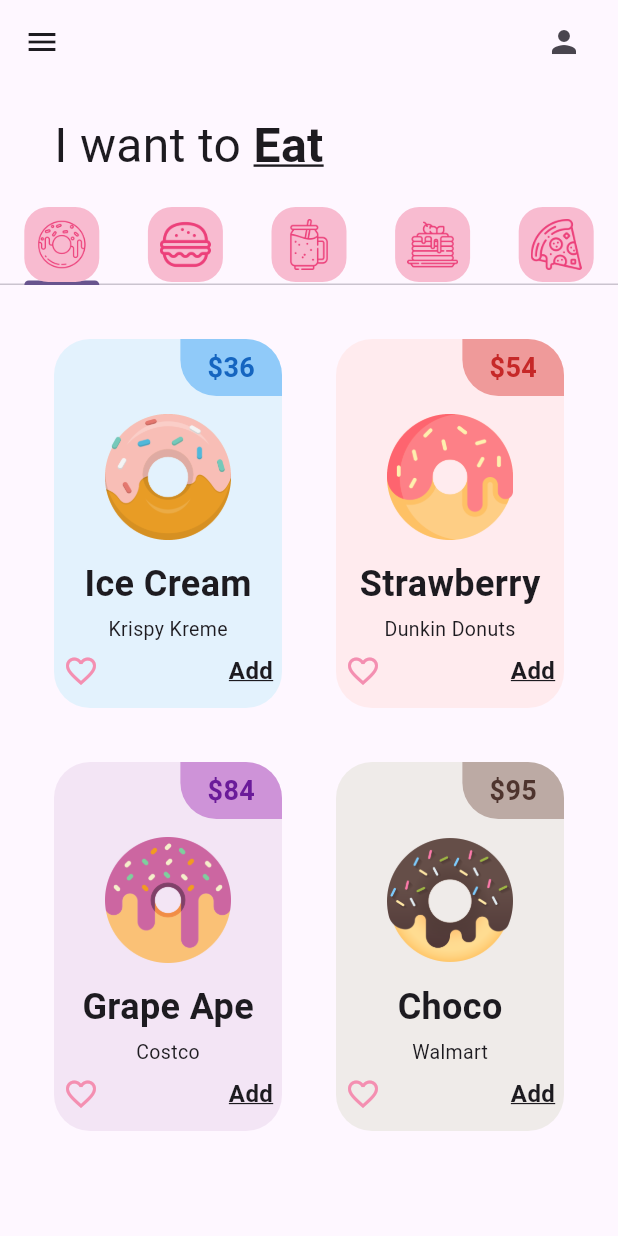
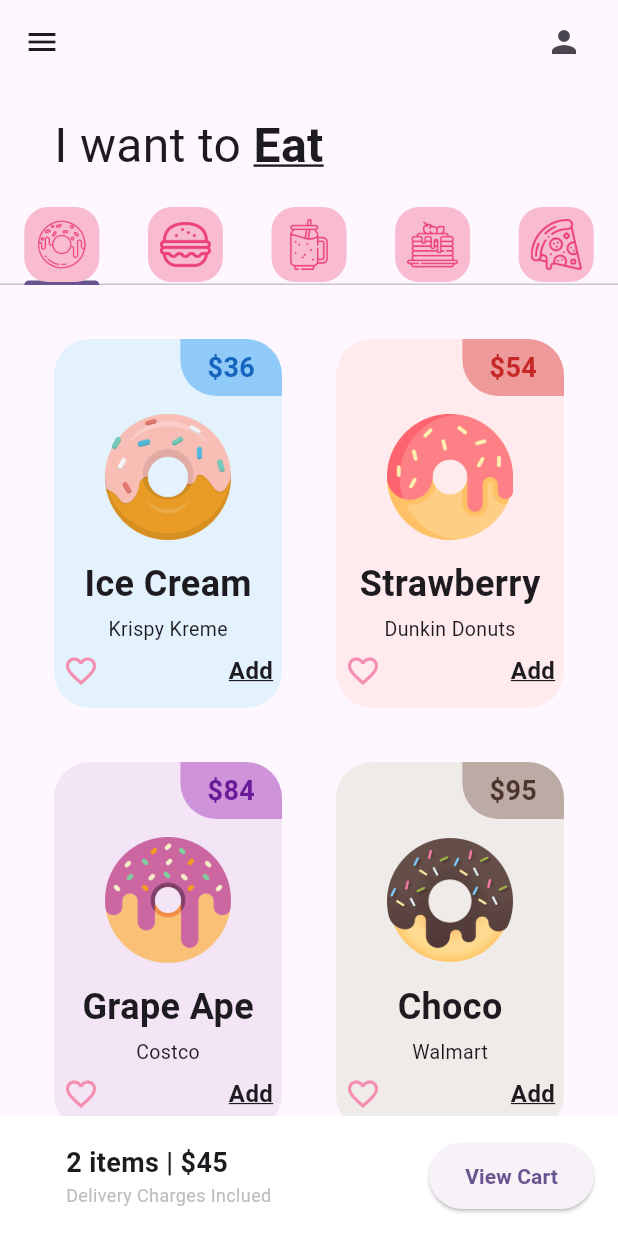
Before and after one commit to Dalai-02/donut_app_2b, a Flutter app: the screen it shows after launch, on a phone screen of 412 x 824 dp. Run offline on Flutter 3.47's test engine with Material 3 defaults, Android fonts, the phone set to English and light mode, and no system bars.

Commit message:
UI finished

```diff
--- a/lib/pages/home_page.dart
+++ b/lib/pages/home_page.dart
@@ -79,10 +79,46 @@ class _HomePageState extends State<HomePage> {
             PancakesTab(),
             PizzaTab(),
             ]),
-          )
+          ),
 
           //Carrito
-          ] )
+          Container(
+            color: Colors.white ,
+            padding: const EdgeInsets.all(16),
+            child: Row(
+              //Between: Pone los elementos en los extremos de la fila
+              mainAxisAlignment: MainAxisAlignment.spaceBetween,
+              children: [
+                Padding(padding: EdgeInsets.only(left: 28),
+                child: Column(
+                  //Alinear a la izquierda (.start)
+                  crossAxisAlignment: CrossAxisAlignment.start,
+                  children: [Text('2 items | \$45', style: TextStyle(
+                  fontSize: 18,
+                  fontWeight: FontWeight.bold),
+                  ),
+                  Text("Delivery Charges Inclued", style: TextStyle(
+                    fontSize: 12,
+                    color: Colors.grey[400]),
+                  ),
+                  ],
+                )),
+                ElevatedButton(
+                      onPressed: (){},
+                      style: ElevatedButton.styleFrom(
+                        backgroundColor: Colors.pinkAccent[50],
+                        padding: const EdgeInsets.symmetric(
+                          horizontal: 24,
+                          vertical: 12),
+                      ),
+                      child: const Text('View Cart',
+                      style: TextStyle(
+                      fontWeight: FontWeight.bold
+                      ),),)
+              ],
+            )
+          ),
+          ] ),
       ),
     );
   }
```
